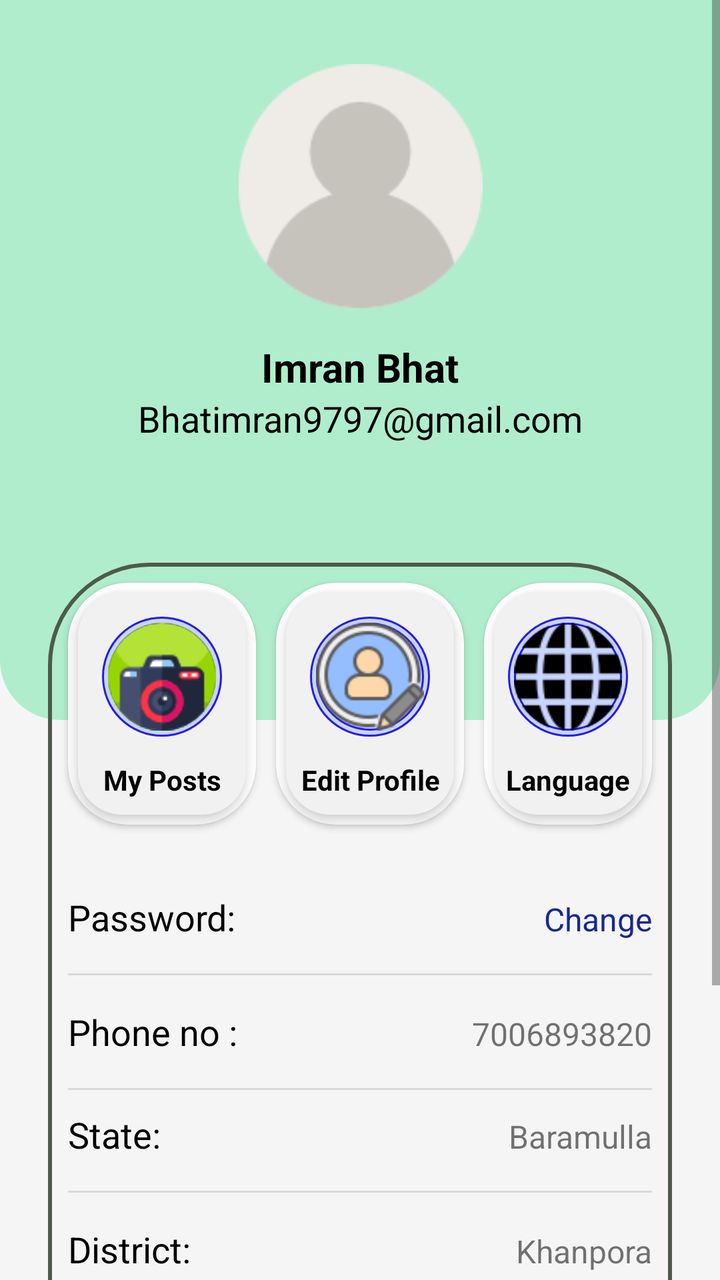
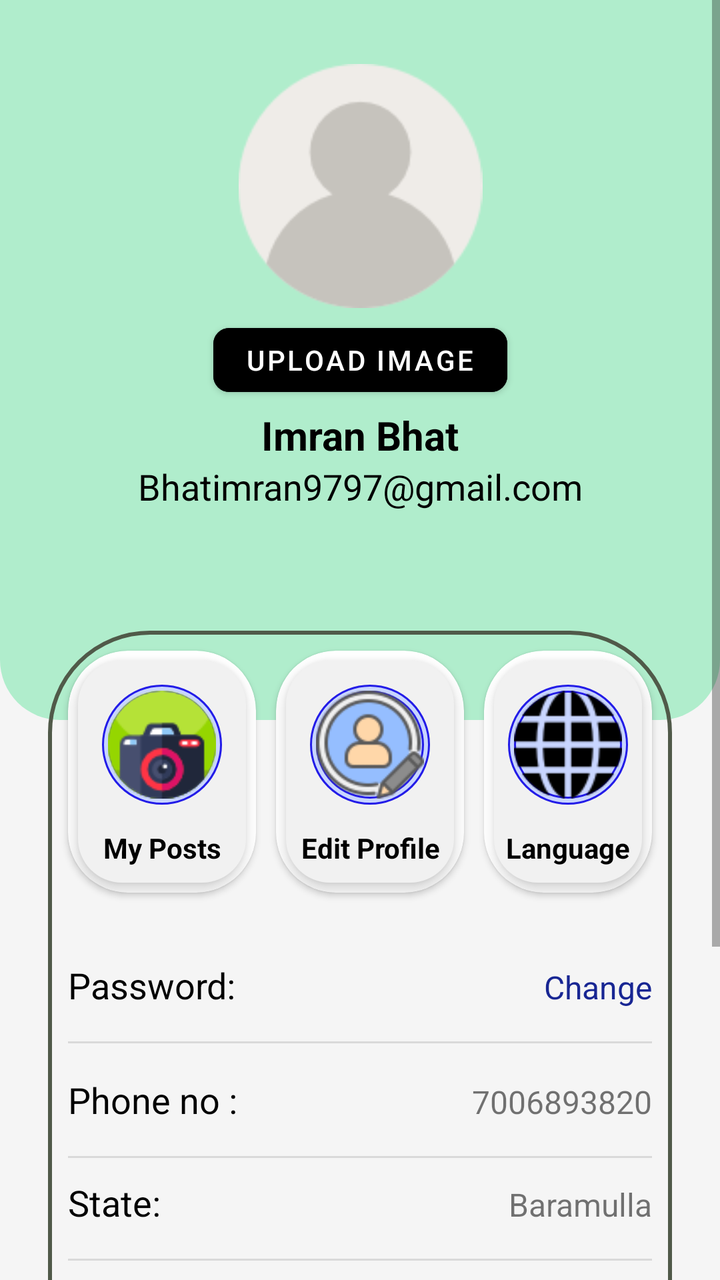

An Android layout rendered at two revisions. The XML below is the earlier revision; the diff shows what the commit changed to produce the second picture.
<!-- AndroidManifest.xml: application theme Theme.AgroMart -->
<!-- res/layout/activity_profile_ui.xml -->
<?xml version="1.0" encoding="utf-8"?>
<androidx.constraintlayout.widget.ConstraintLayout xmlns:android="http://schemas.android.com/apk/res/android"
    xmlns:app="http://schemas.android.com/apk/res-auto"
    xmlns:tools="http://schemas.android.com/tools"
    android:layout_width="match_parent"
    android:layout_height="match_parent"
    android:background="#F5F5F5"
    tools:context=".ProfileUI">

    <ScrollView
        android:layout_width="match_parent"
        android:layout_height="match_parent">

        <LinearLayout
            android:layout_width="match_parent"
            android:layout_height="wrap_content"
            android:orientation="vertical">

            <androidx.constraintlayout.widget.ConstraintLayout
                android:layout_width="match_parent"
                android:layout_height="wrap_content">

                <androidx.constraintlayout.widget.ConstraintLayout
                    android:layout_width="match_parent"
                    android:layout_height="wrap_content"
                    app:layout_constraintEnd_toEndOf="parent"
                    app:layout_constraintStart_toStartOf="parent"
                    app:layout_constraintTop_toTopOf="parent">

                    <androidx.constraintlayout.widget.ConstraintLayout
                        android:id="@+id/constraintLayout"
                        android:layout_width="match_parent"
                        android:layout_height="360dp"
                        android:background="@drawable/top_bg"
                        app:layout_constraintEnd_toEndOf="parent"
                        app:layout_constraintStart_toStartOf="parent"
                        app:layout_constraintTop_toTopOf="parent">

                    </androidx.constraintlayout.widget.ConstraintLayout>

                    <ImageView
                        android:id="@+id/imageView9"
                        android:layout_width="145dp"
                        android:layout_height="122dp"
                        android:layout_marginTop="32dp"
                        app:layout_constraintEnd_toEndOf="parent"
                        app:layout_constraintStart_toStartOf="parent"
                        app:layout_constraintTop_toTopOf="parent"
                        app:srcCompat="@drawable/pro_icon" />

                    <TextView
                        android:id="@+id/profile_name"
                        android:layout_width="wrap_content"
                        android:layout_height="wrap_content"
                        android:layout_marginTop="16dp"
                        android:text="@string/Profile_name"
                        android:textColor="@color/black"
                        android:textSize="20sp"
                        android:textStyle="bold"
                        app:layout_constraintEnd_toEndOf="@+id/imageView9"
                        app:layout_constraintStart_toStartOf="@+id/imageView9"
                        app:layout_constraintTop_toBottomOf="@+id/imageView9" />

                    <TextView
                        android:id="@+id/profile_emailID"
                        android:layout_width="wrap_content"
                        android:layout_height="wrap_content"
                        android:text="@string/Profile_emailID"
                        android:textColor="@color/black"
                        android:textSize="18sp"
                        app:layout_constraintEnd_toEndOf="@+id/profile_name"
                        app:layout_constraintStart_toStartOf="@+id/profile_name"
                        app:layout_constraintTop_toBottomOf="@+id/profile_name" />

                    <LinearLayout
                        android:layout_width="match_parent"
                        android:layout_height="430dp"
                        android:layout_marginStart="24dp"
                        android:layout_marginTop="60dp"
                        android:layout_marginEnd="24dp"
                        android:layout_marginBottom="24dp"
                        android:background="@drawable/white_bg"
                        android:elevation="3dp"
                        android:orientation="vertical"
                        app:layout_constraintBottom_toBottomOf="parent"
                        app:layout_constraintEnd_toEndOf="parent"
                        app:layout_constraintStart_toStartOf="parent"
                        app:layout_constraintTop_toBottomOf="@+id/profile_emailID">

                        <LinearLayout
                            android:layout_width="match_parent"
                            android:layout_height="wrap_content"
                            android:gravity="center"
                            android:padding="5dp"
                            android:orientation="horizontal">

                            <androidx.cardview.widget.CardView
                                android:id="@+id/my_posts_card_btn"
                                android:layout_width="wrap_content"
                                android:layout_height="wrap_content"
                                android:layout_margin="5dp"
                                app:cardCornerRadius="30dp">
                                <LinearLayout
                                    android:layout_width="wrap_content"
                                    android:layout_height="match_parent"
                                    android:layout_margin="5dp"
                                    android:layout_weight=".3333"
                                    android:background="@drawable/green_bg"
                                    android:elevation="5dp"
                                    android:orientation="vertical">

                                    <androidx.constraintlayout.widget.ConstraintLayout
                                        android:layout_width="60dp"
                                        android:layout_height="60dp"
                                        android:layout_gravity="center_horizontal"
                                        android:layout_margin="12dp"
                                        android:background="@drawable/circle_bg">

                                        <ImageView
                                            android:id="@+id/circle_bg"
                                            android:layout_width="54dp"
                                            android:layout_height="54dp"
                                            android:background="@drawable/circle_bg"
                                            app:layout_constraintBottom_toBottomOf="parent"
                                            app:layout_constraintEnd_toEndOf="parent"
                                            app:layout_constraintStart_toStartOf="parent"
                                            app:layout_constraintTop_toTopOf="parent"
                                            app:srcCompat="@drawable/my_posts" />

                                    </androidx.constraintlayout.widget.ConstraintLayout>

                                    <TextView
                                        android:layout_width="match_parent"
                                        android:layout_height="wrap_content"
                                        android:layout_marginBottom="8dp"
                                        android:text="@string/my_posts"
                                        android:textAlignment="center"
                                        android:textColor="@color/black"
                                        android:textStyle="bold" />

                                </LinearLayout>

                            </androidx.cardview.widget.CardView>
                            <androidx.cardview.widget.CardView
                                android:id="@+id/edit_profile"
                                android:layout_width="wrap_content"
                                android:layout_height="wrap_content"
                                android:layout_margin="5dp"
                                app:cardCornerRadius="30dp">
                                <LinearLayout
                                    android:id="@+id/edit_post2"
                                    android:layout_width="wrap_content"
                                    android:layout_height="match_parent"
                                    android:layout_margin="5dp"
                                    android:layout_weight=".3333"
                                    android:background="@drawable/green_bg"
                                    android:elevation="5dp"
                                    android:orientation="vertical">

                                    <androidx.constraintlayout.widget.ConstraintLayout
                                        android:layout_width="60dp"
                                        android:layout_height="60dp"
                                        android:layout_gravity="center_horizontal"
                                        android:layout_margin="12dp"
                                        android:background="@drawable/circle_bg">

                                        <ImageView
                                            android:id="@+id/circle_bg2"
                                            android:layout_width="54dp"
                                            android:layout_height="54dp"
                                            android:background="@drawable/circle_bg"
                                            app:layout_constraintBottom_toBottomOf="parent"
                                            app:layout_constraintEnd_toEndOf="parent"
                                            app:layout_constraintStart_toStartOf="parent"
                                            app:layout_constraintTop_toTopOf="parent"
                                            app:srcCompat="@drawable/edit_profile" />

                                    </androidx.constraintlayout.widget.ConstraintLayout>

                                    <TextView
                                        android:layout_width="match_parent"
                                        android:layout_height="wrap_content"
                                        android:layout_marginBottom="8dp"
                                        android:text="@string/edit_profile"
                                        android:textAlignment="center"
                                        android:textColor="@color/black"
                                        android:textStyle="bold" />

                                </LinearLayout>

                            </androidx.cardview.widget.CardView>
                            <androidx.cardview.widget.CardView
                                android:layout_width="wrap_content"
                                android:layout_height="wrap_content"
                                android:layout_margin="5dp"
                                app:cardCornerRadius="30dp">
                                <LinearLayout
                                    android:id="@+id/edit_post3"
                                    android:layout_width="wrap_content"
                                    android:layout_height="match_parent"
                                    android:layout_margin="5dp"
                                    android:layout_weight=".3333"
                                    android:background="@drawable/green_bg"
                                    android:elevation="5dp"
                                    android:orientation="vertical">

                                    <androidx.constraintlayout.widget.ConstraintLayout
                                        android:layout_width="60dp"
                                        android:layout_height="60dp"
                                        android:layout_gravity="center_horizontal"
                                        android:layout_margin="12dp"
                                        android:background="@drawable/circle_bg">

                                        <ImageView
                                            android:id="@+id/circle_bg7"
                                            android:layout_width="54dp"
                                            android:layout_height="54dp"
                                            android:background="@drawable/circle_bg"
                                            app:layout_constraintBottom_toBottomOf="parent"
                                            app:layout_constraintEnd_toEndOf="parent"
                                            app:layout_constraintStart_toStartOf="parent"
                                            app:layout_constraintTop_toTopOf="parent"
                                            app:srcCompat="@drawable/language" />

                                    </androidx.constraintlayout.widget.ConstraintLayout>

                                    <TextView
                                        android:layout_width="match_parent"
                                        android:layout_height="wrap_content"
                                        android:layout_marginBottom="8dp"
                                        android:text="@string/language"
                                        android:textAlignment="center"
                                        android:textColor="@color/black"
                                        android:textStyle="bold" />

                                </LinearLayout>

                            </androidx.cardview.widget.CardView>




                        </LinearLayout>

                        <LinearLayout
                            android:layout_width="match_parent"
                            android:layout_height="wrap_content"
                            android:layout_marginStart="10dp"
                            android:layout_marginTop="24dp"
                            android:layout_marginEnd="10dp"
                            android:layout_marginBottom="10dp"
                            android:orientation="horizontal">

                            <TextView
                                android:id="@+id/Password"
                                android:layout_width="wrap_content"
                                android:layout_height="wrap_content"
                                android:layout_weight="1"
                                android:text="@string/profile_password"
                                android:textColor="@color/black"
                                android:textSize="18sp" />

                            <TextView
                                android:id="@+id/change"
                                android:layout_width="wrap_content"
                                android:layout_height="wrap_content"
                                android:layout_weight="1"
                                android:text="@string/change"
                                android:textAlignment="viewEnd"
                                android:textColor="#182693"
                                android:textSize="16sp" />

                        </LinearLayout>

                        <View
                            android:id="@+id/view2"
                            android:layout_width="match_parent"
                            android:layout_height="1dp"
                            android:layout_marginStart="10dp"
                            android:layout_marginTop="6dp"
                            android:layout_marginEnd="10dp"
                            android:layout_marginBottom="6dp"
                            android:background="#D9D9D9" />

                        <LinearLayout
                            android:layout_width="match_parent"
                            android:layout_height="wrap_content"
                            android:layout_margin="10dp"
                            android:orientation="horizontal">

                            <TextView
                                android:id="@+id/profile_phn_no"
                                android:layout_width="wrap_content"
                                android:layout_height="wrap_content"
                                android:layout_weight="1"
                                android:text="@string/profile_phn_no"
                                android:textColor="@color/black"
                                android:textSize="18sp" />

                            <TextView
                                android:id="@+id/number"
                                android:layout_width="wrap_content"
                                android:layout_height="wrap_content"
                                android:layout_weight="1"
                                android:text="@string/number"
                                android:textAlignment="viewEnd"
                                android:textSize="16sp" />

                        </LinearLayout>

                        <View
                            android:id="@+id/view"
                            android:layout_width="match_parent"
                            android:layout_height="1dp"
                            android:layout_marginStart="10dp"
                            android:layout_marginTop="6dp"
                            android:layout_marginEnd="10dp"
                            android:background="#D9D9D9"
                            tools:layout_marginBottom="6dp" />

                        <LinearLayout
                            android:layout_width="match_parent"
                            android:layout_height="wrap_content"
                            android:layout_margin="10dp"
                            android:orientation="horizontal">

                            <TextView
                                android:id="@+id/Address"
                                android:layout_width="wrap_content"
                                android:layout_height="wrap_content"
                                android:layout_weight="1"
                                android:text="@string/state"
                                android:textColor="@color/black"
                                android:textSize="18sp" />

                            <TextView
                                android:id="@+id/profile_state"
                                android:layout_width="wrap_content"
                                android:layout_height="wrap_content"
                                android:layout_weight="1"
                                android:text="@string/profile_address"
                                android:textAlignment="viewEnd"
                                android:textSize="16sp" />

                        </LinearLayout>

                        <View
                            android:id="@+id/view3"
                            android:layout_width="match_parent"
                            android:layout_height="1dp"
                            android:layout_marginStart="10dp"
                            android:layout_marginTop="6dp"
                            android:layout_marginEnd="10dp"
                            android:layout_marginBottom="6dp"
                            android:background="#D9D9D9" />

                        <LinearLayout
                            android:layout_width="match_parent"
                            android:layout_height="wrap_content"
                            android:layout_margin="10dp"
                            android:orientation="horizontal">

                            <TextView
                                android:id="@+id/profile_gender"
                                android:layout_width="wrap_content"
                                android:layout_height="wrap_content"
                                android:layout_weight="1"
                                android:text="@string/District"
                                android:textColor="@color/black"
                                android:textSize="18sp" />

                            <TextView
                                android:id="@+id/profile_district"
                                android:layout_width="wrap_content"
                                android:layout_height="wrap_content"
                                android:layout_weight="1"
                                android:text="@string/profile_village"
                                android:textAlignment="viewEnd"
                                android:textSize="16sp" />

                        </LinearLayout>

                        <View
                            android:id="@+id/view5"
                            android:layout_width="match_parent"
                            android:layout_height="1dp"
                            android:layout_marginStart="10dp"
                            android:layout_marginTop="6dp"
                            android:layout_marginEnd="10dp"
                            android:background="#D9D9D9"
                            tools:layout_marginBottom="6dp" />

                        <LinearLayout
                            android:layout_width="match_parent"
                            android:layout_height="match_parent"
                            android:layout_margin="10dp"
                            android:orientation="horizontal">

                            <TextView
                                android:id="@+id/PinCode"
                                android:layout_width="wrap_content"
                                android:layout_height="wrap_content"
                                android:layout_weight="1"
                                android:text="@string/Village"
                                android:textColor="@color/black"
                                android:textSize="18sp" />

                            <TextView
                                android:id="@+id/profile_village"
                                android:layout_width="wrap_content"
                                android:layout_height="wrap_content"
                                android:layout_weight="1"
                                android:text="@string/state_name"
                                android:textAlignment="viewEnd"
                                android:textSize="16sp" />

                        </LinearLayout>

                    </LinearLayout>

                </androidx.constraintlayout.widget.ConstraintLayout>
            </androidx.constraintlayout.widget.ConstraintLayout>

            <androidx.appcompat.widget.AppCompatButton
                android:id="@+id/back_to_home"
                android:layout_width="match_parent"
                android:layout_height="wrap_content"
                android:layout_margin="24dp"
                android:background="@drawable/profile_btn_bg"
                android:textColor="@color/white"
                android:textSize="18sp"
                android:textStyle="bold"
                android:text="Back to Home" />
        </LinearLayout>
    </ScrollView>
</androidx.constraintlayout.widget.ConstraintLayout>
<!-- resources referenced by this layout -->
<resources>
  <color name="black">#FF000000</color>
  <color name="white">#FFFFFFFF</color>
  <!-- drawable circle_bg (drawable) -->
  <?xml version="1.0" encoding="utf-8"?>
  <selector xmlns:android="http://schemas.android.com/apk/res/android">
  <item>
      <shape android:shape="oval">
          <solid android:color="#C8D5FF"/>
          <stroke android:color="#231CE8" android:width="1dp"/>
      </shape>
  </item>
  </selector>
  <!-- drawable edit_profile: png bitmap (drawable, 5032 bytes) -->
  <!-- drawable green_bg (drawable) -->
  <?xml version="1.0" encoding="utf-8"?>
  <selector xmlns:android="http://schemas.android.com/apk/res/android">
  <item>
      <shape android:shape="rectangle">
          <solid android:color="#F1F1F1"/>
          <corners android:radius="22dp"/>
      </shape>
  </item>
  </selector>
  <!-- drawable language: png bitmap (drawable, 1636 bytes) -->
  <!-- drawable my_posts: png bitmap (drawable, 3641 bytes) -->
  <!-- drawable pro_icon: png bitmap (drawable, 4001 bytes) -->
  <!-- drawable profile_btn_bg (drawable) -->
  <?xml version="1.0" encoding="utf-8"?>
  <selector xmlns:android="http://schemas.android.com/apk/res/android">
  <item>
      <shape android:shape="rectangle">
          <solid android:color="@color/black"/>
          <corners android:radius="50dp"/>
      </shape>
  </item>
  </selector>
  <!-- drawable top_bg (drawable) -->
  <?xml version="1.0" encoding="utf-8"?>
  <selector xmlns:android="http://schemas.android.com/apk/res/android">
  <item>
      <shape android:shape="rectangle">
          <gradient android:startColor="@color/bg_color" android:endColor="@color/bg_color" android:angle="270"/>
          <corners android:bottomRightRadius="30dp" android:bottomLeftRadius="30dp"/>
      </shape>
  </item>
  </selector>
  <!-- drawable white_bg (drawable) -->
  <?xml version="1.0" encoding="utf-8"?>
  <selector xmlns:android="http://schemas.android.com/apk/res/android">
  <item>
      <shape android:shape="rectangle">
          <stroke android:width="2dp"
              android:color="@color/default_color"/>
          <solid />
          <corners android:radius="50dp"/>
      </shape>
  </item>
  </selector>
  <string name="District">District:</string>
  <string name="Profile_emailID">Bhatimran9797@gmail.com</string>
  <string name="Profile_name">Imran Bhat</string>
  <string name="Village">Village:</string>
  <string name="change">Change</string>
  <string name="edit_profile">Edit Profile</string>
  <string name="language">Language</string>
  <string name="my_posts">My Posts</string>
  <string name="number">7006893820</string>
  <string name="profile_address">Baramulla</string>
  <string name="profile_password">Password:</string>
  <string name="profile_phn_no">Phone no :</string>
  <string name="profile_village">Khanpora</string>
  <string name="state">State:</string>
  <string name="state_name">Jammu and Kashmir</string>
  <style name="Theme.AgroMart" parent="Theme.MaterialComponents.DayNight.NoActionBar">
          
          <item name="colorPrimary">@color/bg_color</item>
          <item name="colorPrimaryVariant">@color/purple_700</item>
          <item name="colorOnPrimary">@color/white</item>
          
          <item name="colorSecondary">@color/teal_200</item>
          <item name="colorSecondaryVariant">@color/teal_700</item>
          <item name="colorOnSecondary">@color/black</item>
          
          <item name="android:statusBarColor">?attr/colorPrimaryVariant</item>
          
          <item name="android:popupMenuStyle">@color/white</item>
      </style>
  <color name="bg_color">#B0EDCC</color>
  <color name="default_color">#505a49</color>
  <color name="purple_700">#FF3700B3</color>
  <color name="teal_200">#FF03DAC5</color>
  <color name="teal_700">#FF018786</color>
</resources>

<!-- the commit's change to res/layout/activity_profile_ui.xml (unified diff, before → after) -->
@@ -47,19 +47,34 @@
                         app:layout_constraintStart_toStartOf="parent"
                         app:layout_constraintTop_toTopOf="parent"
                         app:srcCompat="@drawable/pro_icon" />
-
+                    <com.google.android.material.button.MaterialButton
+                        android:id="@+id/uploadImageButton"
+                        android:layout_width="wrap_content"
+                        android:layout_height="wrap_content"
+                        android:text="Upload Image"
+                        android:backgroundTint="@color/black"
+                        android:textColor="@color/white"
+                        android:layout_marginTop="2dp"
+                        app:cornerRadius="8dp"
+                        android:insetLeft="16dp"
+                        android:insetTop="8dp"
+                        android:insetRight="16dp"
+                        android:insetBottom="8dp"
+                        app:layout_constraintTop_toBottomOf="@id/imageView9"
+                        app:layout_constraintStart_toStartOf="@id/imageView9"
+                        app:layout_constraintEnd_toEndOf="@id/imageView9" />
                     <TextView
                         android:id="@+id/profile_name"
                         android:layout_width="wrap_content"
                         android:layout_height="wrap_content"
-                        android:layout_marginTop="16dp"
                         android:text="@string/Profile_name"
                         android:textColor="@color/black"
                         android:textSize="20sp"
                         android:textStyle="bold"
+
                         app:layout_constraintEnd_toEndOf="@+id/imageView9"
                         app:layout_constraintStart_toStartOf="@+id/imageView9"
-                        app:layout_constraintTop_toBottomOf="@+id/imageView9" />
+                        app:layout_constraintTop_toBottomOf="@+id/uploadImageButton" />
 
                     <TextView
                         android:id="@+id/profile_emailID"
